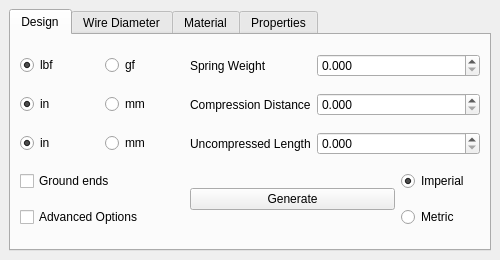
Old version of the form ui/ui_MainWindow.ui in the repository Unsweeticetea/Spring-Bender.
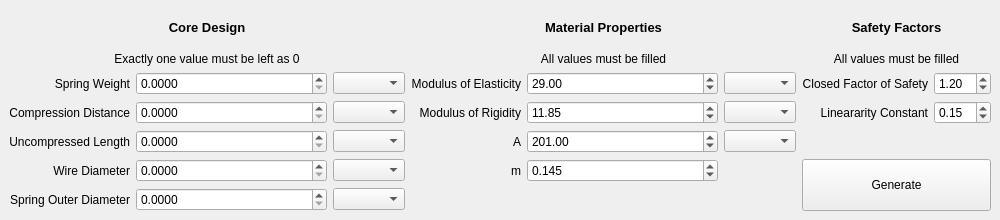
New version of the form. The open tabs and pages were chosen to show the change.

Patch:
```diff
--- a/ui/ui_MainWindow.ui
+++ b/ui/ui_MainWindow.ui
@@ -6,8 +6,8 @@
    <rect>
     <x>0</x>
     <y>0</y>
-    <width>500</width>
-    <height>260</height>
+    <width>1000</width>
+    <height>220</height>
    </rect>
   </property>
   <property name="sizePolicy">
@@ -18,505 +18,278 @@
   </property>
   <property name="minimumSize">
    <size>
-    <width>500</width>
-    <height>260</height>
+    <width>1000</width>
+    <height>220</height>
    </size>
   </property>
   <property name="maximumSize">
    <size>
-    <width>500</width>
-    <height>260</height>
-   </size>
-  </property>
-  <property name="baseSize">
-   <size>
-    <width>500</width>
-    <height>260</height>
+    <width>1000</width>
+    <height>220</height>
    </size>
   </property>
   <property name="windowTitle">
    <string>Spring Configurator</string>
   </property>
   <widget class="QWidget" name="centralwidget">
-   <layout class="QHBoxLayout" name="horizontalLayout">
-    <item>
-     <widget class="QTabWidget" name="tabs">
-      <property name="enabled">
-       <bool>true</bool>
-      </property>
-      <property name="toolTip">
-       <string>&lt;html&gt;&lt;head/&gt;&lt;body&gt;&lt;p&gt;&lt;br/&gt;&lt;/p&gt;&lt;/body&gt;&lt;/html&gt;</string>
-      </property>
-      <property name="currentIndex">
-       <number>2</number>
-      </property>
-      <widget class="QWidget" name="tab_Design">
-       <property name="toolTip">
-        <string/>
-       </property>
-       <attribute name="title">
-        <string>Design</string>
-       </attribute>
-       <layout class="QGridLayout" name="gridLayout_2">
+   <layout class="QGridLayout" name="gridLayout">
         <item row="0" column="0">
-         <widget class="QRadioButton" name="rd_F_pound">
-          <property name="text">
-           <string>lbf</string>
-          </property>
-          <property name="checked">
-           <bool>true</bool>
-          </property>
-          <attribute name="buttonGroup">
-           <string notr="true">unitF</string>
-          </attribute>
-         </widget>
-        </item>
-        <item row="3" column="0" colspan="2">
-         <widget class="QCheckBox" name="chk_ground">
-          <property name="toolTip">
-           <string>&lt;html&gt;&lt;head/&gt;&lt;body&gt;&lt;p&gt;Adds extra dead coils that need to be sanded flat. Increases spring precision.&lt;/p&gt;&lt;/body&gt;&lt;/html&gt;</string>
-          </property>
-          <property name="text">
-           <string>Ground ends</string>
-          </property>
-         </widget>
-        </item>
-        <item row="3" column="3" rowspan="2" colspan="2">
-         <widget class="QPushButton" name="btn_Generate">
-          <property name="text">
-           <string>Generate</string>
-          </property>
-         </widget>
-        </item>
-        <item row="2" column="3">
-         <widget class="QLabel" name="label_L">
+     <layout class="QGridLayout" name="gridLayout_3">
+      <item row="5" column="2">
+       <widget class="QComboBox" name="cb_d">
+        <property name="currentText">
+         <string/>
+        </property>
+       </widget>
+      </item>
+      <item row="3" column="6">
+       <widget class="QLabel" name="la_Xi">
           <property name="sizePolicy">
            <sizepolicy hsizetype="Minimum" vsizetype="Preferred">
             <horstretch>0</horstretch>
             <verstretch>0</verstretch>
            </sizepolicy>
           </property>
-          <property name="text">
-           <string>Uncompressed Length</string>
-          </property>
-         </widget>
-        </item>
-        <item row="4" column="0" colspan="2">
-         <widget class="QCheckBox" name="chk_advanced">
           <property name="toolTip">
            <string>&lt;html&gt;&lt;head/&gt;&lt;body&gt;&lt;p&gt;Allows for the configuration of advanced spring design and material properties.&lt;/p&gt;&lt;/body&gt;&lt;/html&gt;</string>
           </property>
           <property name="text">
-           <string>Advanced Options</string>
-          </property>
-         </widget>
-        </item>
-        <item row="1" column="3">
-         <widget class="QLabel" name="label_Y">
-          <property name="sizePolicy">
-           <sizepolicy hsizetype="Minimum" vsizetype="Preferred">
-            <horstretch>0</horstretch>
-            <verstretch>0</verstretch>
-           </sizepolicy>
-          </property>
-          <property name="text">
-           <string>Compression Distance</string>
-          </property>
-         </widget>
-        </item>
-        <item row="2" column="0">
-         <widget class="QRadioButton" name="rd_L_inch">
-          <property name="text">
-           <string>in</string>
-          </property>
-          <property name="checked">
-           <bool>true</bool>
-          </property>
-          <attribute name="buttonGroup">
-           <string notr="true">unitL</string>
-          </attribute>
-         </widget>
-        </item>
-        <item row="0" column="3">
-         <widget class="QLabel" name="label_F">
-          <property name="sizePolicy">
-           <sizepolicy hsizetype="Minimum" vsizetype="Preferred">
-            <horstretch>0</horstretch>
-            <verstretch>0</verstretch>
-           </sizepolicy>
-          </property>
-          <property name="text">
-           <string>Spring Weight</string>
+         <string>Lineararity Constant</string>
+        </property>
+        <property name="alignment">
+         <set>Qt::AlignRight|Qt::AlignTrailing|Qt::AlignVCenter</set>
+        </property>
+       </widget>
+      </item>
+      <item row="2" column="7">
+       <widget class="QDoubleSpinBox" name="sb_ns">
+        <property name="singleStep">
+         <double>0.010000000000000</double>
+        </property>
+        <property name="value">
+         <double>1.200000000000000</double>
+        </property>
+       </widget>
+      </item>
+      <item row="3" column="7">
+       <widget class="QDoubleSpinBox" name="sb_Xi">
+        <property name="singleStep">
+         <double>0.010000000000000</double>
+        </property>
+        <property name="value">
+         <double>0.150000000000000</double>
           </property>
          </widget>
         </item>
-        <item row="1" column="1">
-         <widget class="QRadioButton" name="rd_Y_mm">
-          <property name="text">
-           <string>mm</string>
-          </property>
-          <attribute name="buttonGroup">
-           <string notr="true">unitY</string>
-          </attribute>
-         </widget>
-        </item>
-        <item row="2" column="1">
-         <widget class="QRadioButton" name="rd_L_mm">
-          <property name="text">
-           <string>mm</string>
-          </property>
-          <attribute name="buttonGroup">
-           <string notr="true">unitL</string>
-          </attribute>
-         </widget>
-        </item>
-        <item row="0" column="1">
-         <widget class="QRadioButton" name="rd_F_g">
-          <property name="text">
-           <string>gf</string>
-          </property>
-          <attribute name="buttonGroup">
-           <string notr="true">unitF</string>
-          </attribute>
-         </widget>
-        </item>
-        <item row="1" column="0">
-         <widget class="QRadioButton" name="rd_Y_inch">
-          <property name="text">
-           <string>in</string>
-          </property>
-          <property name="checked">
-           <bool>true</bool>
-          </property>
-          <attribute name="buttonGroup">
-           <string notr="true">unitY</string>
-          </attribute>
-         </widget>
-        </item>
-        <item row="3" column="5">
-         <widget class="QRadioButton" name="rd_O_Imperial">
-          <property name="text">
-           <string>Imperial</string>
-          </property>
-          <property name="checked">
-           <bool>true</bool>
-          </property>
-          <attribute name="buttonGroup">
-           <string notr="true">unitO</string>
-          </attribute>
-         </widget>
-        </item>
         <item row="4" column="5">
-         <widget class="QRadioButton" name="rd_O_Metric">
+       <widget class="QComboBox" name="cb_A">
+        <property name="currentText">
+         <string/>
+        </property>
+       </widget>
+      </item>
+      <item row="2" column="6">
+       <widget class="QLabel" name="la_ns">
+        <property name="sizePolicy">
+         <sizepolicy hsizetype="Minimum" vsizetype="Preferred">
+          <horstretch>0</horstretch>
+          <verstretch>0</verstretch>
+         </sizepolicy>
+        </property>
+        <property name="toolTip">
+         <string>&lt;html&gt;&lt;head/&gt;&lt;body&gt;&lt;p&gt;Resistance to force after full compression.&lt;/p&gt;&lt;/body&gt;&lt;/html&gt;</string>
+        </property>
           <property name="text">
-           <string>Metric</string>
-          </property>
-          <attribute name="buttonGroup">
-           <string notr="true">unitO</string>
-          </attribute>
-         </widget>
-        </item>
-        <item row="2" column="4" colspan="2">
+         <string>Closed Factor of Safety</string>
+        </property>
+        <property name="alignment">
+         <set>Qt::AlignRight|Qt::AlignTrailing|Qt::AlignVCenter</set>
+        </property>
+       </widget>
+      </item>
+      <item row="5" column="0">
+       <widget class="QLabel" name="la_d">
+        <property name="sizePolicy">
+         <sizepolicy hsizetype="Minimum" vsizetype="Preferred">
+          <horstretch>0</horstretch>
+          <verstretch>0</verstretch>
+         </sizepolicy>
+        </property>
+        <property name="text">
+         <string>Wire Diameter</string>
+        </property>
+        <property name="alignment">
+         <set>Qt::AlignRight|Qt::AlignTrailing|Qt::AlignVCenter</set>
+        </property>
+       </widget>
+      </item>
+      <item row="2" column="1">
+       <widget class="QDoubleSpinBox" name="sb_F">
+        <property name="sizePolicy">
+         <sizepolicy hsizetype="MinimumExpanding" vsizetype="Fixed">
+          <horstretch>0</horstretch>
+          <verstretch>0</verstretch>
+         </sizepolicy>
+        </property>
+        <property name="decimals">
+         <number>4</number>
+        </property>
+        <property name="maximum">
+         <double>999.999900000000025</double>
+        </property>
+        <property name="singleStep">
+         <double>0.100000000000000</double>
+        </property>
+       </widget>
+      </item>
+      <item row="4" column="1">
          <widget class="QDoubleSpinBox" name="sb_L">
           <property name="decimals">
-           <number>3</number>
+         <number>4</number>
           </property>
           <property name="maximum">
-           <double>999.990000000000009</double>
+         <double>999.999900000000025</double>
           </property>
           <property name="singleStep">
            <double>0.100000000000000</double>
           </property>
          </widget>
         </item>
-        <item row="1" column="4" colspan="2">
+      <item row="0" column="0" colspan="3">
+       <widget class="QLabel" name="la_Design">
+        <property name="sizePolicy">
+         <sizepolicy hsizetype="Preferred" vsizetype="MinimumExpanding">
+          <horstretch>0</horstretch>
+          <verstretch>0</verstretch>
+         </sizepolicy>
+        </property>
+        <property name="font">
+         <font>
+          <pointsize>10</pointsize>
+          <weight>75</weight>
+          <bold>true</bold>
+         </font>
+        </property>
+        <property name="text">
+         <string>Core Design</string>
+        </property>
+        <property name="textFormat">
+         <enum>Qt::AutoText</enum>
+        </property>
+        <property name="alignment">
+         <set>Qt::AlignCenter</set>
+        </property>
+       </widget>
+      </item>
+      <item row="2" column="0">
+       <widget class="QLabel" name="la_F">
+        <property name="sizePolicy">
+         <sizepolicy hsizetype="Minimum" vsizetype="Preferred">
+          <horstretch>0</horstretch>
+          <verstretch>0</verstretch>
+         </sizepolicy>
+        </property>
+        <property name="text">
+         <string>Spring Weight</string>
+        </property>
+        <property name="alignment">
+         <set>Qt::AlignRight|Qt::AlignTrailing|Qt::AlignVCenter</set>
+        </property>
+       </widget>
+      </item>
+      <item row="2" column="2">
+       <widget class="QComboBox" name="cb_F">
+        <property name="currentText">
+         <string/>
+        </property>
+       </widget>
+      </item>
+      <item row="3" column="1">
          <widget class="QDoubleSpinBox" name="sb_Y">
           <property name="decimals">
-           <number>3</number>
-          </property>
-          <property name="maximum">
-           <double>999.990000000000009</double>
-          </property>
-          <property name="singleStep">
-           <double>0.100000000000000</double>
-          </property>
-         </widget>
-        </item>
-        <item row="0" column="4" colspan="2">
-         <widget class="QDoubleSpinBox" name="sb_F">
-          <property name="sizePolicy">
-           <sizepolicy hsizetype="MinimumExpanding" vsizetype="Fixed">
-            <horstretch>0</horstretch>
-            <verstretch>0</verstretch>
-           </sizepolicy>
-          </property>
-          <property name="decimals">
-           <number>3</number>
-          </property>
-          <property name="maximum">
-           <double>999.990000000000009</double>
-          </property>
-          <property name="singleStep">
-           <double>0.100000000000000</double>
-          </property>
-         </widget>
-        </item>
-       </layout>
-      </widget>
-      <widget class="QWidget" name="tab_Diameter">
-       <property name="toolTip">
-        <string/>
-       </property>
-       <attribute name="title">
-        <string>Wire Diameter</string>
-       </attribute>
-       <layout class="QFormLayout" name="formLayout_3">
-        <item row="0" column="0">
-         <widget class="QGroupBox" name="gb_Diameter">
-          <property name="styleSheet">
-           <string notr="true">border:0;</string>
-          </property>
-          <property name="title">
-           <string/>
-          </property>
-          <layout class="QVBoxLayout" name="verticalLayout">
-           <item>
-            <widget class="QRadioButton" name="rd_d_inch">
-             <property name="text">
-              <string>in</string>
-             </property>
-             <property name="checked">
-              <bool>true</bool>
-             </property>
-             <attribute name="buttonGroup">
-              <string notr="true">unitD</string>
-             </attribute>
-            </widget>
-           </item>
-           <item>
-            <widget class="QRadioButton" name="rd_d_mm">
-             <property name="text">
-              <string>mm</string>
-             </property>
-             <attribute name="buttonGroup">
-              <string notr="true">unitD</string>
-             </attribute>
-            </widget>
-           </item>
-          </layout>
-         </widget>
-        </item>
-        <item row="0" column="1">
-         <layout class="QFormLayout" name="form_Diameter">
-          <item row="0" column="0">
-           <widget class="QLabel" name="label_dmin">
-            <property name="sizePolicy">
-             <sizepolicy hsizetype="Minimum" vsizetype="Preferred">
-              <horstretch>0</horstretch>
-              <verstretch>0</verstretch>
-             </sizepolicy>
-            </property>
-            <property name="layoutDirection">
-             <enum>Qt::RightToLeft</enum>
-            </property>
-            <property name="text">
-             <string>Min</string>
-            </property>
-            <property name="alignment">
-             <set>Qt::AlignCenter</set>
-            </property>
-           </widget>
-          </item>
-          <item row="0" column="1">
-           <widget class="QDoubleSpinBox" name="sb_dmin">
-            <property name="decimals">
-             <number>3</number>
-            </property>
-            <property name="maximum">
-             <double>999.990000000000009</double>
-            </property>
-            <property name="singleStep">
-             <double>0.010000000000000</double>
-            </property>
-            <property name="value">
-             <double>0.005000000000000</double>
-            </property>
-           </widget>
-          </item>
-          <item row="1" column="0">
-           <widget class="QLabel" name="label_dstep">
-            <property name="sizePolicy">
-             <sizepolicy hsizetype="Minimum" vsizetype="Preferred">
-              <horstretch>0</horstretch>
-              <verstretch>0</verstretch>
-             </sizepolicy>
-            </property>
-            <property name="text">
-             <string>Step</string>
-            </property>
-            <property name="alignment">
-             <set>Qt::AlignCenter</set>
-            </property>
-           </widget>
-          </item>
-          <item row="1" column="1">
-           <widget class="QDoubleSpinBox" name="sb_dstep">
-            <property name="decimals">
              <number>4</number>
             </property>
             <property name="maximum">
-             <double>999.990000000000009</double>
+         <double>999.999900000000025</double>
             </property>
             <property name="singleStep">
              <double>0.100000000000000</double>
             </property>
-            <property name="value">
-             <double>0.001000000000000</double>
-            </property>
-           </widget>
-          </item>
-          <item row="2" column="0">
-           <widget class="QLabel" name="label_dmax">
-            <property name="sizePolicy">
-             <sizepolicy hsizetype="Minimum" vsizetype="Preferred">
-              <horstretch>0</horstretch>
-              <verstretch>0</verstretch>
-             </sizepolicy>
-            </property>
-            <property name="text">
-             <string>Max</string>
-            </property>
-            <property name="alignment">
-             <set>Qt::AlignCenter</set>
-            </property>
-           </widget>
-          </item>
-          <item row="2" column="1">
-           <widget class="QDoubleSpinBox" name="sb_dmax">
-            <property name="decimals">
-             <number>3</number>
-            </property>
-            <property name="maximum">
-             <double>999.990000000000009</double>
-            </property>
-            <property name="singleStep">
-             <double>0.100000000000000</double>
-            </property>
-            <property name="value">
-             <double>0.050000000000000</double>
-            </property>
-           </widget>
-          </item>
-         </layout>
-        </item>
-       </layout>
-      </widget>
-      <widget class="QWidget" name="tab_Material">
-       <property name="enabled">
-        <bool>true</bool>
-       </property>
-       <property name="toolTip">
-        <string/>
-       </property>
-       <attribute name="title">
-        <string>Material</string>
-       </attribute>
-       <layout class="QGridLayout" name="gridLayout_3">
-        <item row="1" column="0">
-         <widget class="QRadioButton" name="rd_G_Imperial">
-          <property name="text">
-           <string>Mpsi</string>
-          </property>
-          <property name="checked">
-           <bool>true</bool>
-          </property>
-          <attribute name="buttonGroup">
-           <string notr="true">unitG</string>
-          </attribute>
-         </widget>
-        </item>
-        <item row="2" column="1">
-         <widget class="QRadioButton" name="rd_A_Imperial">
-          <property name="text">
-           <string>MPa⋅mm^m</string>
-          </property>
-          <attribute name="buttonGroup">
-           <string notr="true">unitA</string>
-          </attribute>
-         </widget>
-        </item>
-        <item row="0" column="1">
-         <widget class="QRadioButton" name="rd_E_Metric">
-          <property name="text">
-           <string>GPa</string>
-          </property>
-          <attribute name="buttonGroup">
-           <string notr="true">unitE</string>
-          </attribute>
-         </widget>
-        </item>
-        <item row="2" column="0">
-         <widget class="QRadioButton" name="rd_A_Metric">
-          <property name="text">
-           <string>kpsi⋅in^m</string>
-          </property>
-          <property name="checked">
-           <bool>true</bool>
-          </property>
-          <attribute name="buttonGroup">
-           <string notr="true">unitA</string>
-          </attribute>
-         </widget>
-        </item>
-        <item row="1" column="1">
-         <widget class="QRadioButton" name="rd_G_Metric">
-          <property name="text">
-           <string>GPa</string>
-          </property>
-          <attribute name="buttonGroup">
-           <string notr="true">unitG</string>
-          </attribute>
          </widget>
         </item>
         <item row="2" column="3">
-         <widget class="QDoubleSpinBox" name="sb_A">
+       <widget class="QLabel" name="la_E">
           <property name="sizePolicy">
-           <sizepolicy hsizetype="MinimumExpanding" vsizetype="Fixed">
+         <sizepolicy hsizetype="Minimum" vsizetype="Preferred">
             <horstretch>0</horstretch>
             <verstretch>0</verstretch>
            </sizepolicy>
           </property>
-          <property name="maximum">
-           <double>999.990000000000009</double>
-          </property>
-          <property name="value">
-           <double>201.000000000000000</double>
+        <property name="text">
+         <string>Modulus of Elasticity</string>
+        </property>
+        <property name="alignment">
+         <set>Qt::AlignRight|Qt::AlignTrailing|Qt::AlignVCenter</set>
           </property>
          </widget>
         </item>
-        <item row="3" column="3">
-         <widget class="QDoubleSpinBox" name="sb_m">
+      <item row="3" column="2">
+       <widget class="QComboBox" name="cb_Y">
+        <property name="currentText">
+         <string/>
+        </property>
+       </widget>
+      </item>
+      <item row="4" column="2">
+       <widget class="QComboBox" name="cb_L">
+        <property name="currentText">
+         <string/>
+        </property>
+       </widget>
+      </item>
+      <item row="2" column="5">
+       <widget class="QComboBox" name="cb_E">
+        <property name="currentText">
+         <string/>
+        </property>
+       </widget>
+      </item>
+      <item row="3" column="0">
+       <widget class="QLabel" name="la_Y">
           <property name="sizePolicy">
-           <sizepolicy hsizetype="MinimumExpanding" vsizetype="Fixed">
+         <sizepolicy hsizetype="Minimum" vsizetype="Preferred">
             <horstretch>0</horstretch>
             <verstretch>0</verstretch>
            </sizepolicy>
           </property>
-          <property name="decimals">
-           <number>3</number>
-          </property>
-          <property name="maximum">
-           <double>1.000000000000000</double>
-          </property>
-          <property name="singleStep">
-           <double>0.001000000000000</double>
-          </property>
-          <property name="value">
-           <double>0.145000000000000</double>
-          </property>
-         </widget>
-        </item>
-        <item row="0" column="3">
+        <property name="text">
+         <string>Compression Distance</string>
+        </property>
+        <property name="alignment">
+         <set>Qt::AlignRight|Qt::AlignTrailing|Qt::AlignVCenter</set>
+        </property>
+       </widget>
+      </item>
+      <item row="5" column="3">
+       <widget class="QLabel" name="la_m">
+        <property name="sizePolicy">
+         <sizepolicy hsizetype="Minimum" vsizetype="Preferred">
+          <horstretch>0</horstretch>
+          <verstretch>0</verstretch>
+         </sizepolicy>
+        </property>
+        <property name="toolTip">
+         <string>&lt;html&gt;&lt;head/&gt;&lt;body&gt;&lt;p&gt;Constant for relating wire diameter to minimum tensile strength.&lt;/p&gt;&lt;/body&gt;&lt;/html&gt;</string>
+        </property>
+        <property name="text">
+         <string>m</string>
+        </property>
+        <property name="alignment">
+         <set>Qt::AlignRight|Qt::AlignTrailing|Qt::AlignVCenter</set>
+        </property>
+       </widget>
+      </item>
+      <item row="2" column="4">
          <widget class="QDoubleSpinBox" name="sb_E">
           <property name="sizePolicy">
            <sizepolicy hsizetype="MinimumExpanding" vsizetype="Fixed">
@@ -532,24 +305,15 @@
           </property>
          </widget>
         </item>
-        <item row="2" column="2">
-         <widget class="QLabel" name="label_A">
-          <property name="sizePolicy">
-           <sizepolicy hsizetype="Minimum" vsizetype="Preferred">
-            <horstretch>0</horstretch>
-            <verstretch>0</verstretch>
-           </sizepolicy>
-          </property>
-          <property name="toolTip">
-           <string>&lt;html&gt;&lt;head/&gt;&lt;body&gt;&lt;p&gt;Constant for relating wire diameter to minimum tensile strength.&lt;/p&gt;&lt;/body&gt;&lt;/html&gt;</string>
-          </property>
-          <property name="text">
-           <string>A</string>
+      <item row="3" column="5">
+       <widget class="QComboBox" name="cb_G">
+        <property name="currentText">
+         <string/>
           </property>
          </widget>
         </item>
-        <item row="1" column="2">
-         <widget class="QLabel" name="label_G">
+      <item row="3" column="3">
+       <widget class="QLabel" name="la_G">
           <property name="sizePolicy">
            <sizepolicy hsizetype="Minimum" vsizetype="Preferred">
             <horstretch>0</horstretch>
@@ -559,10 +323,13 @@
           <property name="text">
            <string>Modulus of Rigidity</string>
           </property>
-         </widget>
-        </item>
-        <item row="3" column="2">
-         <widget class="QLabel" name="label_m">
+        <property name="alignment">
+         <set>Qt::AlignRight|Qt::AlignTrailing|Qt::AlignVCenter</set>
+        </property>
+       </widget>
+      </item>
+      <item row="4" column="3">
+       <widget class="QLabel" name="la_A">
           <property name="sizePolicy">
            <sizepolicy hsizetype="Minimum" vsizetype="Preferred">
             <horstretch>0</horstretch>
@@ -573,11 +340,14 @@
            <string>&lt;html&gt;&lt;head/&gt;&lt;body&gt;&lt;p&gt;Constant for relating wire diameter to minimum tensile strength.&lt;/p&gt;&lt;/body&gt;&lt;/html&gt;</string>
           </property>
           <property name="text">
-           <string>m</string>
+         <string>A</string>
+        </property>
+        <property name="alignment">
+         <set>Qt::AlignRight|Qt::AlignTrailing|Qt::AlignVCenter</set>
           </property>
          </widget>
         </item>
-        <item row="1" column="3">
+      <item row="3" column="4">
          <widget class="QDoubleSpinBox" name="sb_G">
           <property name="sizePolicy">
            <sizepolicy hsizetype="MinimumExpanding" vsizetype="Fixed">
@@ -593,8 +363,8 @@
           </property>
          </widget>
         </item>
-        <item row="0" column="2">
-         <widget class="QLabel" name="label_E">
+      <item row="4" column="0">
+       <widget class="QLabel" name="la_L">
           <property name="sizePolicy">
            <sizepolicy hsizetype="Minimum" vsizetype="Preferred">
             <horstretch>0</horstretch>
@@ -602,40 +372,156 @@
            </sizepolicy>
           </property>
           <property name="text">
-           <string>Modulus of Elasticity</string>
-          </property>
-         </widget>
-        </item>
-        <item row="0" column="0">
-         <widget class="QRadioButton" name="rd_E_Imperial">
+         <string>Uncompressed Length</string>
+        </property>
+        <property name="alignment">
+         <set>Qt::AlignRight|Qt::AlignTrailing|Qt::AlignVCenter</set>
+        </property>
+       </widget>
+      </item>
+      <item row="5" column="4">
+       <widget class="QDoubleSpinBox" name="sb_m">
+        <property name="sizePolicy">
+         <sizepolicy hsizetype="MinimumExpanding" vsizetype="Fixed">
+          <horstretch>0</horstretch>
+          <verstretch>0</verstretch>
+         </sizepolicy>
+        </property>
+        <property name="decimals">
+         <number>3</number>
+        </property>
+        <property name="maximum">
+         <double>1.000000000000000</double>
+        </property>
+        <property name="singleStep">
+         <double>0.001000000000000</double>
+        </property>
+        <property name="value">
+         <double>0.145000000000000</double>
+        </property>
+       </widget>
+      </item>
+      <item row="0" column="3" colspan="3">
+       <widget class="QLabel" name="la_Materials">
+        <property name="sizePolicy">
+         <sizepolicy hsizetype="Preferred" vsizetype="MinimumExpanding">
+          <horstretch>0</horstretch>
+          <verstretch>0</verstretch>
+         </sizepolicy>
+        </property>
+        <property name="font">
+         <font>
+          <pointsize>10</pointsize>
+          <weight>75</weight>
+          <bold>true</bold>
+         </font>
+        </property>
           <property name="text">
-           <string>Mpsi</string>
-          </property>
-          <property name="checked">
-           <bool>true</bool>
-          </property>
-          <attribute name="buttonGroup">
-           <string notr="true">unitE</string>
-          </attribute>
-         </widget>
-        </item>
-       </layout>
-      </widget>
-      <widget class="QWidget" name="tab_Properties">
-       <property name="enabled">
-        <bool>true</bool>
-       </property>
-       <property name="toolTip">
+         <string>Material Properties</string>
+        </property>
+        <property name="textFormat">
+         <enum>Qt::AutoText</enum>
+        </property>
+        <property name="alignment">
+         <set>Qt::AlignCenter</set>
+        </property>
+       </widget>
+      </item>
+      <item row="5" column="1">
+       <widget class="QDoubleSpinBox" name="sb_d">
+        <property name="decimals">
+         <number>4</number>
+        </property>
+        <property name="maximum">
+         <double>999.999900000000025</double>
+        </property>
+        <property name="singleStep">
+         <double>0.100000000000000</double>
+        </property>
+       </widget>
+      </item>
+      <item row="4" column="4">
+       <widget class="QDoubleSpinBox" name="sb_A">
+        <property name="sizePolicy">
+         <sizepolicy hsizetype="MinimumExpanding" vsizetype="Fixed">
+          <horstretch>0</horstretch>
+          <verstretch>0</verstretch>
+         </sizepolicy>
+        </property>
+        <property name="maximum">
+         <double>999.990000000000009</double>
+        </property>
+        <property name="value">
+         <double>201.000000000000000</double>
+        </property>
+       </widget>
+      </item>
+      <item row="0" column="6" colspan="2">
+       <widget class="QLabel" name="la_Safety">
+        <property name="sizePolicy">
+         <sizepolicy hsizetype="Preferred" vsizetype="MinimumExpanding">
+          <horstretch>0</horstretch>
+          <verstretch>0</verstretch>
+         </sizepolicy>
+        </property>
+        <property name="font">
+         <font>
+          <pointsize>10</pointsize>
+          <weight>75</weight>
+          <bold>true</bold>
+         </font>
+        </property>
+        <property name="text">
+         <string>Safety Factors</string>
+        </property>
+        <property name="textFormat">
+         <enum>Qt::AutoText</enum>
+        </property>
+        <property name="alignment">
+         <set>Qt::AlignCenter</set>
+        </property>
+       </widget>
+      </item>
+      <item row="6" column="0">
+       <widget class="QLabel" name="la_OD">
+        <property name="sizePolicy">
+         <sizepolicy hsizetype="Minimum" vsizetype="Preferred">
+          <horstretch>0</horstretch>
+          <verstretch>0</verstretch>
+         </sizepolicy>
+        </property>
+        <property name="text">
+         <string>Spring Outer Diameter</string>
+        </property>
+        <property name="alignment">
+         <set>Qt::AlignRight|Qt::AlignTrailing|Qt::AlignVCenter</set>
+        </property>
+       </widget>
+      </item>
+      <item row="6" column="2">
+       <widget class="QComboBox" name="cb_OD">
+        <property name="currentText">
         <string/>
        </property>
-       <attribute name="title">
-        <string>Properties</string>
-       </attribute>
-       <layout class="QFormLayout" name="formLayout">
-        <item row="0" column="0">
-         <widget class="QLabel" name="label_ns">
+       </widget>
+      </item>
+      <item row="6" column="1">
+       <widget class="QDoubleSpinBox" name="sb_OD">
+        <property name="decimals">
+         <number>4</number>
+        </property>
+        <property name="maximum">
+         <double>999.999900000000025</double>
+        </property>
+        <property name="singleStep">
+         <double>0.100000000000000</double>
+        </property>
+       </widget>
+      </item>
+      <item row="1" column="6" colspan="2">
+       <widget class="QLabel" name="la_F_4">
           <property name="sizePolicy">
-           <sizepolicy hsizetype="Minimum" vsizetype="Preferred">
+         <sizepolicy hsizetype="Minimum" vsizetype="Minimum">
             <horstretch>0</horstretch>
             <verstretch>0</verstretch>
            </sizepolicy>
@@ -644,24 +530,33 @@
            <string>&lt;html&gt;&lt;head/&gt;&lt;body&gt;&lt;p&gt;Resistance to force after full compression.&lt;/p&gt;&lt;/body&gt;&lt;/html&gt;</string>
           </property>
           <property name="text">
-           <string>Closed Factor of Safety</string>
-          </property>
-         </widget>
-        </item>
-        <item row="0" column="1">
-         <widget class="QDoubleSpinBox" name="sb_ns">
-          <property name="singleStep">
-           <double>0.010000000000000</double>
-          </property>
-          <property name="value">
-           <double>1.200000000000000</double>
-          </property>
-         </widget>
-        </item>
-        <item row="1" column="0">
-         <widget class="QLabel" name="label_Xi">
+         <string>All values must be filled</string>
+        </property>
+        <property name="alignment">
+         <set>Qt::AlignCenter</set>
+        </property>
+       </widget>
+      </item>
+      <item row="1" column="3" colspan="3">
+       <widget class="QLabel" name="la_Material_Instructions">
+        <property name="sizePolicy">
+         <sizepolicy hsizetype="Minimum" vsizetype="Minimum">
+          <horstretch>0</horstretch>
+          <verstretch>0</verstretch>
+         </sizepolicy>
+        </property>
+        <property name="text">
+         <string>All values must be filled</string>
+        </property>
+        <property name="alignment">
+         <set>Qt::AlignCenter</set>
+        </property>
+       </widget>
+      </item>
+      <item row="1" column="0" colspan="3">
+       <widget class="QLabel" name="la_Design_Instructions">
           <property name="sizePolicy">
-           <sizepolicy hsizetype="Minimum" vsizetype="Preferred">
+         <sizepolicy hsizetype="Minimum" vsizetype="Minimum">
             <horstretch>0</horstretch>
             <verstretch>0</verstretch>
            </sizepolicy>
@@ -670,23 +565,27 @@
            <string>&lt;html&gt;&lt;head/&gt;&lt;body&gt;&lt;p&gt;ξ, a variable that accounts for the precompression required for the spring to maintain a linear compression force. This is required because springs near the beginning or end of their compression range do not exhibit linear force properties.&lt;/p&gt;&lt;/body&gt;&lt;/html&gt;</string>
           </property>
           <property name="text">
-           <string>Spring Lineararity</string>
-          </property>
-         </widget>
-        </item>
-        <item row="1" column="1">
-         <widget class="QDoubleSpinBox" name="sb_Xi">
-          <property name="singleStep">
-           <double>0.010000000000000</double>
-          </property>
-          <property name="value">
-           <double>0.150000000000000</double>
+         <string>Exactly one value must be left as 0</string>
+        </property>
+        <property name="alignment">
+         <set>Qt::AlignCenter</set>
+        </property>
+       </widget>
+      </item>
+      <item row="5" column="6" rowspan="2" colspan="2">
+       <widget class="QPushButton" name="btn_Generate">
+        <property name="sizePolicy">
+         <sizepolicy hsizetype="Minimum" vsizetype="Minimum">
+          <horstretch>0</horstretch>
+          <verstretch>0</verstretch>
+         </sizepolicy>
+        </property>
+        <property name="text">
+         <string>Generate</string>
           </property>
          </widget>
         </item>
        </layout>
-      </widget>
-     </widget>
     </item>
    </layout>
   </widget>
```
Left out of the diff: 18 changed lines with no effect on the pictures. Lines whose indentation alone changed are shown as unchanged.
